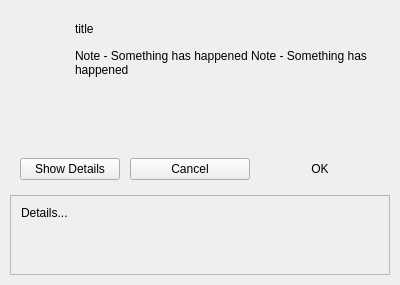
Old version of the form BlockSettleUILib/BSMessageBox.ui in the repository BlockSettle/terminal.
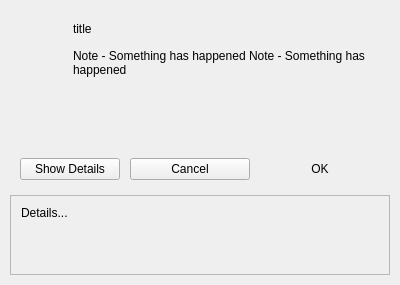
New version of the form. Icons and pictures are not drawn.

```diff
--- a/BlockSettleUILib/BSMessageBox.ui
+++ b/BlockSettleUILib/BSMessageBox.ui
@@ -156,7 +156,7 @@
           </property>
           <property name="maximumSize">
            <size>
-            <width>303</width>
+            <width>16777215</width>
             <height>16777215</height>
            </size>
           </property>
```
Left out of the diff: 14 changed lines with no effect on the pictures.
